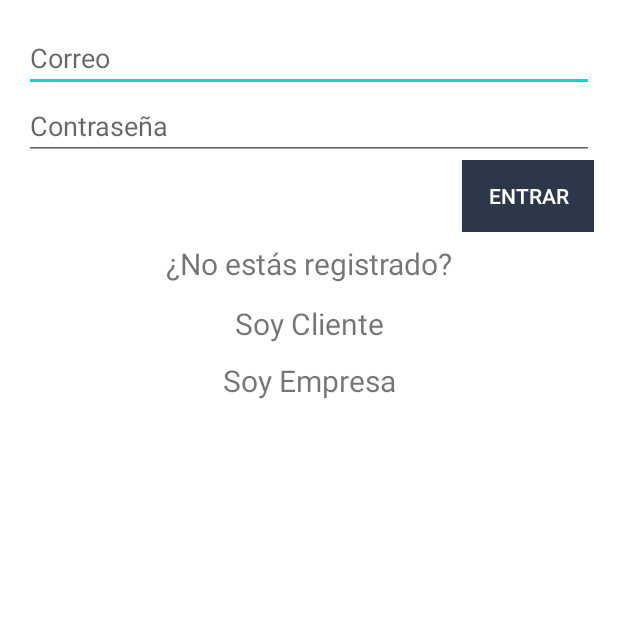
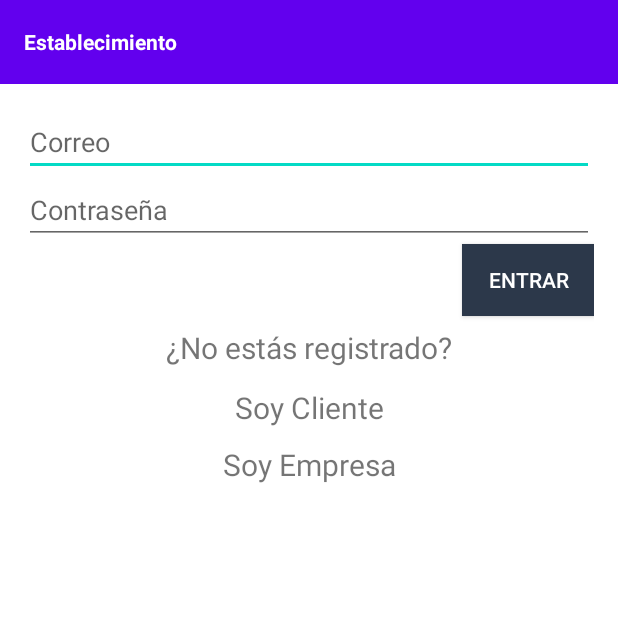
Before and after one commit to Mjic99/AndroidCrowdControl, an Android app: the screen it shows after launch (LoginActivity), on a phone screen of 412 x 824 dp, the top half of it. Run offline under Robolectric (Android 15) with nearby library versions, the phone set to English and light mode, and no system bars; our stand-ins replace Firebase (no records; nobody signed in at launch, a user with empty details on screens opened directly).

Commit message:
Toolbar Login y Register

```diff
--- a/app/src/main/java/com/example/inocentemontemayorcrowdcontrol/models/firebase/FirebaseFirestoreDAO.kt
+++ b/app/src/main/java/com/example/inocentemontemayorcrowdcontrol/models/firebase/FirebaseFirestoreDAO.kt
@@ -2,6 +2,7 @@ package com.example.inocentemontemayorcrowdcontrol.models.firebase
 
 import android.net.Uri
 import com.google.firebase.storage.FirebaseStorage
+import java.util.*
 
 
 interface OnUploadImageDone {
--- a/app/src/main/res/layout/activity_login.xml
+++ b/app/src/main/res/layout/activity_login.xml
@@ -1,23 +1,36 @@
 <?xml version="1.0" encoding="utf-8"?>
-<androidx.constraintlayout.widget.ConstraintLayout xmlns:android="http://schemas.android.com/apk/res/android"
+<LinearLayout xmlns:android="http://schemas.android.com/apk/res/android"
     xmlns:app="http://schemas.android.com/apk/res-auto"
     xmlns:tools="http://schemas.android.com/tools"
     android:layout_width="match_parent"
     android:layout_height="match_parent"
-    tools:context=".LoginActivity">
+    tools:context=".LoginActivity"
+    android:orientation="vertical">
+    <androidx.appcompat.widget.Toolbar
+        android:layout_width="match_parent"
+        android:layout_height="?attr/actionBarSize"
+        android:background="?attr/colorPrimary">
+        <TextView
+            android:id="@+id/location_name"
+            android:layout_width="wrap_content"
+            android:layout_height="wrap_content"
+            android:layout_gravity="start"
+            android:ellipsize="end"
+            android:gravity="center"
+            android:maxLines="1"
+            android:text="Establecimiento"
+            android:textAppearance="@android:style/TextAppearance.WindowTitle"
+            android:visibility="visible" />
+    </androidx.appcompat.widget.Toolbar>
 
-    <LinearLayout
-        android:layout_width="0dp"
+    <RelativeLayout
+        android:layout_width="match_parent"
         android:layout_height="wrap_content"
         android:layout_marginStart="16dp"
         android:layout_marginLeft="16dp"
         android:layout_marginTop="16dp"
         android:layout_marginEnd="16dp"
-        android:layout_marginRight="16dp"
-        android:orientation="vertical"
-        app:layout_constraintEnd_toEndOf="parent"
-        app:layout_constraintStart_toStartOf="parent"
-        app:layout_constraintTop_toTopOf="parent">
+        android:layout_marginRight="16dp">
 
         <EditText
             android:id="@+id/loginEmailET"
@@ -33,11 +46,8 @@
             android:layout_height="wrap_content"
             android:ems="10"
             android:hint="Contraseña"
-            android:inputType="textPassword" />
-
-        <RelativeLayout
-            android:layout_width="match_parent"
-            android:layout_height="match_parent">
+            android:inputType="textPassword"
+            android:layout_below="@+id/loginEmailET"/>
 
             <androidx.appcompat.widget.AppCompatButton
                 android:id="@+id/loginButton"
@@ -46,14 +56,16 @@
                 android:layout_alignParentRight="true"
                 android:text="Entrar"
                 android:background="@color/colorPrimaryDark"
-                android:textColor="@color/white"/>
-        </RelativeLayout>
+                android:textColor="@color/white"
+                android:layout_below="@id/loginPasswordET"/>
         <ProgressBar
             android:id="@+id/progress_bar"
             android:layout_width="wrap_content"
             android:layout_height="wrap_content"
             android:layout_gravity="center_horizontal"
-            android:visibility="gone"/>
+            android:visibility="gone"
+            android:layout_below="@id/loginButton"
+            android:layout_centerHorizontal="true"/>
         <TextView
             android:layout_marginVertical="7dp"
             android:id="@+id/registeredtv"
@@ -62,7 +74,8 @@
             android:text="¿No estás registrado?"
             android:textSize="20dp"
             android:textAlignment="center"
-            android:layout_gravity="center_horizontal"/>
+            android:layout_gravity="center_horizontal"
+            android:layout_below="@id/progress_bar" />
         <TextView
             android:layout_marginVertical="5dp"
             android:id="@+id/clientTV"
@@ -71,7 +84,8 @@
             android:text="Soy Cliente"
             android:textSize="20dp"
             android:textAlignment="center"
-            android:layout_gravity="center_horizontal"/>
+            android:layout_gravity="center_horizontal"
+            android:layout_below="@id/registeredtv"/>
         <TextView
             android:layout_marginVertical="5dp"
             android:id="@+id/companyTV"
@@ -80,7 +94,8 @@
             android:text="Soy Empresa"
             android:textSize="20dp"
             android:textAlignment="center"
-            android:layout_gravity="center_horizontal"/>
+            android:layout_gravity="center_horizontal"
+            android:layout_below="@id/clientTV"/>
 
-    </LinearLayout>
-</androidx.constraintlayout.widget.ConstraintLayout>
+    </RelativeLayout>
+</LinearLayout>
```
Also changed, not shown: app/src/main/res/layout/activity_register.xml (+30 -19 lines), app/src/main/res/layout/activity_location.xml (indentation only).
